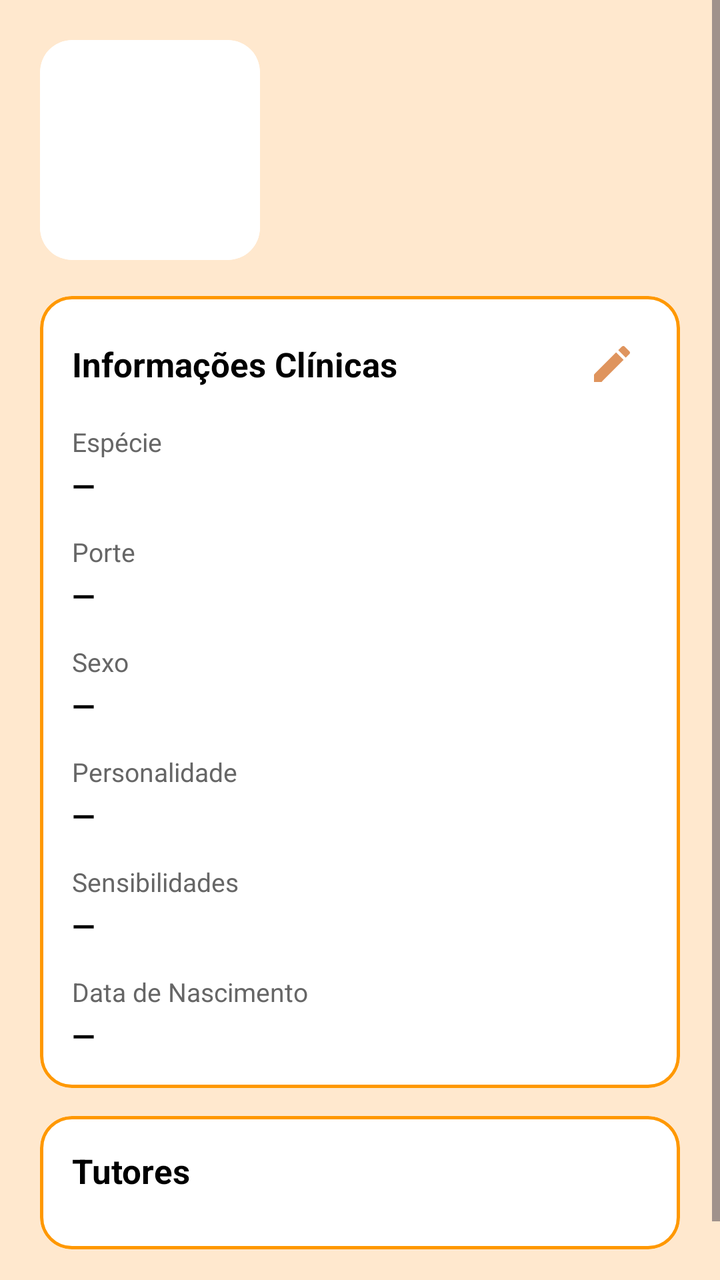
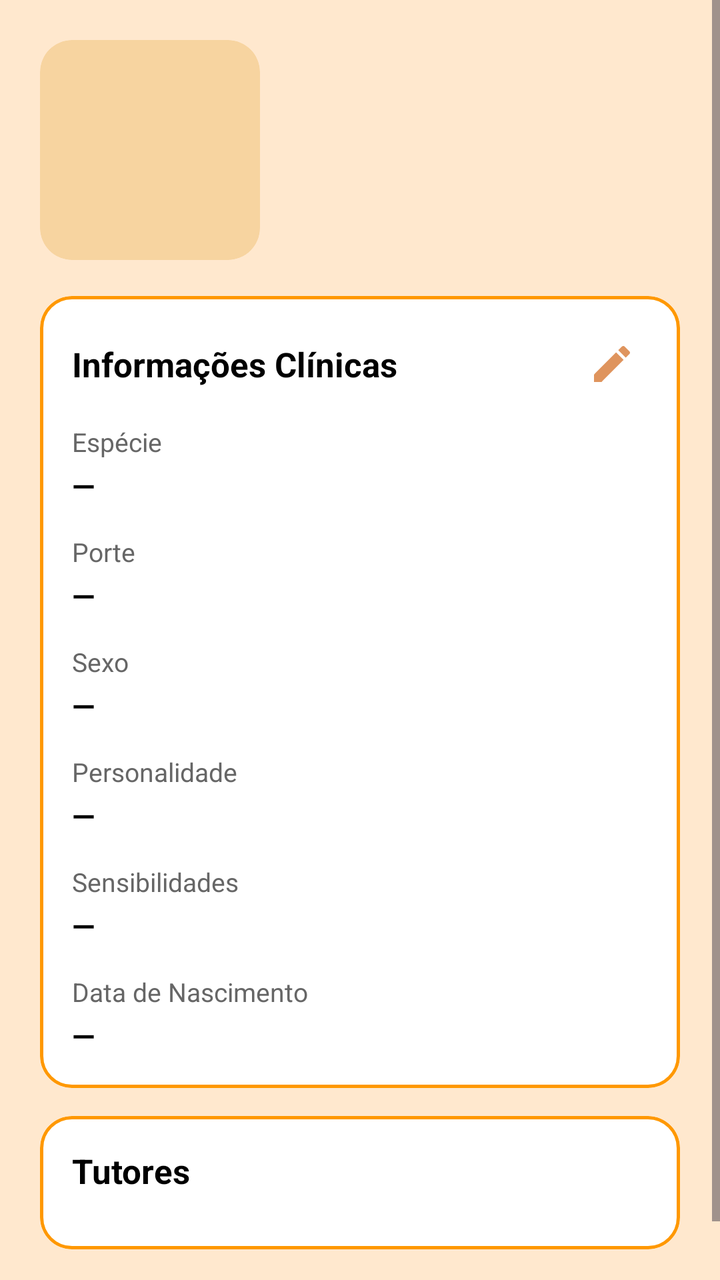

Before-and-after screenshots of an Android layout around one commit, followed by the original layout XML and the change that was made.
<!-- AndroidManifest.xml: application theme Theme.ProtPetverso1 -->
<!-- res/layout/fragment_perfil_pet.xml -->
<?xml version="1.0" encoding="utf-8"?>
<androidx.coordinatorlayout.widget.CoordinatorLayout xmlns:android="http://schemas.android.com/apk/res/android"
    xmlns:app="http://schemas.android.com/apk/res-auto"
    android:layout_width="match_parent"
    android:layout_height="match_parent"
    android:background="#FFE8CE">

    <ScrollView
        android:layout_width="match_parent"
        android:layout_height="match_parent"
        android:clipToPadding="false"
        android:fillViewport="true">

        <LinearLayout
            android:layout_width="match_parent"
            android:layout_height="wrap_content"
            android:orientation="vertical"
            android:paddingHorizontal="20dp"
            android:paddingTop="20dp"
            android:paddingBottom="32dp">

            <LinearLayout
                android:layout_width="match_parent"
                android:layout_height="wrap_content"
                android:layout_marginBottom="18dp"
                android:orientation="horizontal">

                <ImageView
                    android:id="@+id/imgFotoPet"
                    android:layout_width="110dp"
                    android:layout_height="110dp"
                    android:background="@drawable/bg_foto_pet"
                    android:clipToOutline="true"
                    android:contentDescription="Foto do pet"
                    android:scaleType="centerCrop"
                    android:src="@drawable/bg_foto_pet" />

                <LinearLayout
                    android:layout_width="0dp"
                    android:layout_height="wrap_content"
                    android:layout_gravity="center_vertical"
                    android:layout_marginStart="16dp"
                    android:layout_weight="1"
                    android:orientation="vertical">

                    <TextView
                        android:id="@+id/txtNomePet"
                        android:layout_width="wrap_content"
                        android:layout_height="wrap_content"
                        android:text=""
                        android:textColor="#000000"
                        android:textSize="26sp"
                        android:textStyle="bold" />

                    <TextView
                        android:id="@+id/txtRacaPeso"
                        android:layout_width="wrap_content"
                        android:layout_height="wrap_content"
                        android:layout_marginTop="4dp"
                        android:text=""
                        android:textColor="#555555"
                        android:textSize="15sp" />
                </LinearLayout>
            </LinearLayout>

            <com.google.android.material.card.MaterialCardView
                android:layout_width="match_parent"
                android:layout_height="wrap_content"
                android:layout_marginBottom="14dp"
                app:cardBackgroundColor="#FFFFFF"
                app:cardCornerRadius="16dp"
                app:cardElevation="0dp"
                app:strokeColor="#FF9800"
                app:strokeWidth="1.5dp">

                <LinearLayout
                    android:layout_width="match_parent"
                    android:layout_height="wrap_content"
                    android:orientation="vertical"
                    android:padding="16dp">

                    <RelativeLayout
                        android:layout_width="match_parent"
                        android:layout_height="wrap_content"
                        android:layout_marginBottom="12dp">

                        <TextView
                            android:layout_width="wrap_content"
                            android:layout_height="wrap_content"
                            android:layout_centerVertical="true"
                            android:text="Informações Clínicas"
                            android:textColor="#000000"
                            android:textSize="17sp"
                            android:textStyle="bold" />

                        <ImageButton
                            android:id="@+id/btnEditarTutores"
                            android:layout_width="36dp"
                            android:layout_height="36dp"
                            android:layout_alignParentEnd="true"
                            android:background="?attr/selectableItemBackgroundBorderless"
                            android:contentDescription="Editar informações clínicas"
                            android:src="@drawable/ic_edit"
                            app:tint="#DF945D" />
                    </RelativeLayout>

                    <TextView
                        android:layout_width="wrap_content"
                        android:layout_height="wrap_content"
                        android:text="Espécie"
                        android:textColor="#666666"
                        android:textSize="13sp" />

                    <TextView
                        android:id="@+id/txtEspecie"
                        android:layout_width="wrap_content"
                        android:layout_height="wrap_content"
                        android:layout_marginTop="3dp"
                        android:layout_marginBottom="14dp"
                        android:text="—"
                        android:textColor="#000000"
                        android:textSize="15sp"
                        android:textStyle="bold" />

                    <TextView
                        android:layout_width="wrap_content"
                        android:layout_height="wrap_content"
                        android:text="Porte"
                        android:textColor="#666666"
                        android:textSize="13sp" />

                    <TextView
                        android:id="@+id/txtPorte"
                        android:layout_width="wrap_content"
                        android:layout_height="wrap_content"
                        android:layout_marginTop="3dp"
                        android:layout_marginBottom="14dp"
                        android:text="—"
                        android:textColor="#000000"
                        android:textSize="15sp"
                        android:textStyle="bold" />

                    <TextView
                        android:layout_width="wrap_content"
                        android:layout_height="wrap_content"
                        android:text="Sexo"
                        android:textColor="#666666"
                        android:textSize="13sp" />

                    <TextView
                        android:id="@+id/txtSexo"
                        android:layout_width="wrap_content"
                        android:layout_height="wrap_content"
                        android:layout_marginTop="3dp"
                        android:layout_marginBottom="14dp"
                        android:text="—"
                        android:textColor="#000000"
                        android:textSize="15sp"
                        android:textStyle="bold" />

                    <TextView
                        android:layout_width="wrap_content"
                        android:layout_height="wrap_content"
                        android:text="Personalidade"
                        android:textColor="#666666"
                        android:textSize="13sp" />

                    <TextView
                        android:id="@+id/txtPersonalidade"
                        android:layout_width="wrap_content"
                        android:layout_height="wrap_content"
                        android:layout_marginTop="3dp"
                        android:layout_marginBottom="14dp"
                        android:text="—"
                        android:textColor="#000000"
                        android:textSize="15sp"
                        android:textStyle="bold" />

                    <TextView
                        android:layout_width="wrap_content"
                        android:layout_height="wrap_content"
                        android:text="Sensibilidades"
                        android:textColor="#666666"
                        android:textSize="13sp" />

                    <TextView
                        android:id="@+id/txtSensibilidades"
                        android:layout_width="wrap_content"
                        android:layout_height="wrap_content"
                        android:layout_marginTop="3dp"
                        android:layout_marginBottom="14dp"
                        android:text="—"
                        android:textColor="#000000"
                        android:textSize="15sp"
                        android:textStyle="bold" />

                    <TextView
                        android:layout_width="wrap_content"
                        android:layout_height="wrap_content"
                        android:text="Data de Nascimento"
                        android:textColor="#666666"
                        android:textSize="13sp" />

                    <TextView
                        android:id="@+id/txtDataNascimento"
                        android:layout_width="wrap_content"
                        android:layout_height="wrap_content"
                        android:layout_marginTop="3dp"
                        android:text="—"
                        android:textColor="#000000"
                        android:textSize="15sp"
                        android:textStyle="bold" />

                </LinearLayout>
            </com.google.android.material.card.MaterialCardView>

            <com.google.android.material.card.MaterialCardView
                android:layout_width="match_parent"
                android:layout_height="wrap_content"
                android:layout_marginBottom="14dp"
                app:cardBackgroundColor="#FFFFFF"
                app:cardCornerRadius="16dp"
                app:cardElevation="0dp"
                app:strokeColor="#FF9800"
                app:strokeWidth="1.5dp">

                <LinearLayout
                    android:layout_width="match_parent"
                    android:layout_height="wrap_content"
                    android:orientation="vertical"
                    android:padding="16dp">

                    <TextView
                        android:layout_width="wrap_content"
                        android:layout_height="wrap_content"
                        android:layout_marginBottom="12dp"
                        android:text="Tutores"
                        android:textColor="#000000"
                        android:textSize="17sp"
                        android:textStyle="bold" />

                    <LinearLayout
                        android:id="@+id/containerTutores"
                        android:layout_width="match_parent"
                        android:layout_height="wrap_content"
                        android:orientation="vertical" />

                    
                    <LinearLayout
                        android:id="@+id/blocoCompartilhar"
                        android:layout_width="match_parent"
                        android:layout_height="wrap_content"
                        android:orientation="vertical"
                        android:visibility="gone">

                        <View
                            android:layout_width="match_parent"
                            android:layout_height="1dp"
                            android:layout_marginVertical="14dp"
                            android:alpha="0.3"
                            android:background="#FF9800" />

                        <TextView
                            android:layout_width="wrap_content"
                            android:layout_height="wrap_content"
                            android:text="Compartilhar Tutoria"
                            android:textColor="#000000"
                            android:textSize="15sp"
                            android:textStyle="bold" />

                        <TextView
                            android:layout_width="wrap_content"
                            android:layout_height="wrap_content"
                            android:layout_marginTop="3dp"
                            android:text="Quer dividir os cuidados com alguém?"
                            android:textColor="#666666"
                            android:textSize="13sp" />

                        <TextView
                            android:id="@+id/txtCodigoPet"
                            android:layout_width="wrap_content"
                            android:layout_height="wrap_content"
                            android:layout_marginTop="5dp"
                            android:layout_marginBottom="12dp"
                            android:text="Código do Pet: —"
                            android:textColor="#000000"
                            android:textSize="14sp"
                            android:textStyle="bold" />

                        <LinearLayout
                            android:layout_width="match_parent"
                            android:layout_height="wrap_content"
                            android:orientation="horizontal">

                            <com.google.android.material.button.MaterialButton
                                android:id="@+id/btnCopiarCodigo"
                                android:layout_width="0dp"
                                android:layout_height="46dp"
                                android:layout_weight="1"
                                android:text="Copiar Código"
                                android:textAllCaps="false"
                                android:textColor="#000"
                                android:textSize="13sp"
                                app:backgroundTint="#DF945D"
                                app:cornerRadius="10dp" />
                        </LinearLayout>

                    </LinearLayout>

                </LinearLayout>
            </com.google.android.material.card.MaterialCardView>

            <com.google.android.material.button.MaterialButton
                android:id="@+id/btnExcluirPet"
                style="@style/Widget.Material3.Button"
                android:layout_width="match_parent"
                android:layout_height="48dp"
                android:layout_marginBottom="24dp"
                android:insetTop="0dp"
                android:insetBottom="0dp"
                android:stateListAnimator="@null"
                android:text="Excluir pet"
                android:textAllCaps="false"
                android:textColor="#000000"
                android:textSize="15sp"
                android:visibility="gone"
                app:backgroundTint="#F7D4A0"
                app:cornerRadius="10dp"
                app:elevation="0dp" />

        </LinearLayout>
    </ScrollView>

</androidx.coordinatorlayout.widget.CoordinatorLayout>
<!-- resources referenced by this layout -->
<resources>
  <!-- drawable bg_foto_pet (drawable) -->
  <?xml version="1.0" encoding="utf-8"?>
  <shape xmlns:android="http://schemas.android.com/apk/res/android"
      android:shape="rectangle">
      <solid android:color="#FFFFFF" />
      <corners android:radius="16dp" />
  </shape>
  <!-- drawable ic_edit (drawable) -->
  <vector xmlns:android="http://schemas.android.com/apk/res/android" android:height="24dp" android:tint="#000000" android:viewportHeight="24" android:viewportWidth="24" android:width="24dp">
        
      <path android:fillColor="@android:color/white" android:pathData="M3,17.25V21h3.75L17.81,9.94l-3.75,-3.75L3,17.25zM20.71,7.04c0.39,-0.39 0.39,-1.02 0,-1.41l-2.34,-2.34c-0.39,-0.39 -1.02,-0.39 -1.41,0l-1.83,1.83 3.75,3.75 1.83,-1.83z"/>
      
  </vector>
  <style name="Theme.ProtPetverso1" parent="Base.Theme.ProtPetverso1">
      </style>
  <style name="Base.Theme.ProtPetverso1" parent="Theme.Material3.DayNight.NoActionBar">
          
          
      </style>
</resources>

<!-- the commit's change to res/layout/fragment_perfil_pet.xml (unified diff, before → after) -->
@@ -1,4 +1,3 @@
-<?xml version="1.0" encoding="utf-8"?>
 <androidx.coordinatorlayout.widget.CoordinatorLayout xmlns:android="http://schemas.android.com/apk/res/android"
     xmlns:app="http://schemas.android.com/apk/res-auto"
     android:layout_width="match_parent"
@@ -32,8 +31,7 @@
                     android:background="@drawable/bg_foto_pet"
                     android:clipToOutline="true"
                     android:contentDescription="Foto do pet"
-                    android:scaleType="centerCrop"
-                    android:src="@drawable/bg_foto_pet" />
+                    android:scaleType="centerCrop" />
 
                 <LinearLayout
                     android:layout_width="0dp"
@@ -210,7 +208,6 @@
                         android:textColor="#000000"
                         android:textSize="15sp"
                         android:textStyle="bold" />
-
                 </LinearLayout>
             </com.google.android.material.card.MaterialCardView>
 
@@ -244,7 +241,6 @@
                         android:layout_width="match_parent"
                         android:layout_height="wrap_content"
                         android:orientation="vertical" />
-
                     
                     <LinearLayout
                         android:id="@+id/blocoCompartilhar"
@@ -304,9 +300,7 @@
                                 app:backgroundTint="#DF945D"
                                 app:cornerRadius="10dp" />
                         </LinearLayout>
-
                     </LinearLayout>
-
                 </LinearLayout>
             </com.google.android.material.card.MaterialCardView>
 
@@ -327,8 +321,6 @@
                 app:backgroundTint="#F7D4A0"
                 app:cornerRadius="10dp"
                 app:elevation="0dp" />
-
         </LinearLayout>
     </ScrollView>
-
 </androidx.coordinatorlayout.widget.CoordinatorLayout>
<!-- resource entries referenced after the edit -->
@@ -1,10 +1,9 @@
 <!-- resources referenced by this layout -->
 <resources>
   <!-- drawable bg_foto_pet (drawable) -->
-  <?xml version="1.0" encoding="utf-8"?>
   <shape xmlns:android="http://schemas.android.com/apk/res/android"
       android:shape="rectangle">
-      <solid android:color="#FFFFFF" />
+      <solid android:color="#F7D4A0" />
       <corners android:radius="16dp" />
   </shape>
   <!-- drawable ic_edit (drawable) -->
